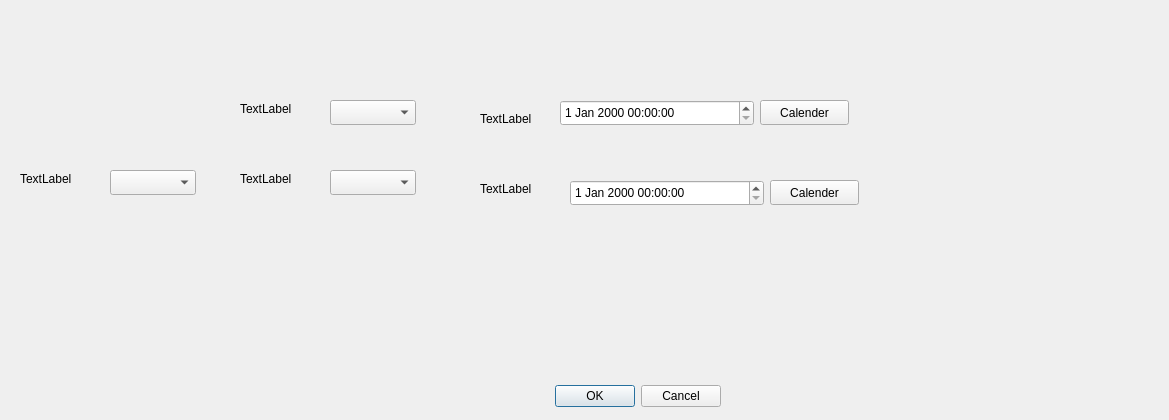
Old version of the form addlease.ui in the repository kieranmckenzie/teamworking_key_management_app.
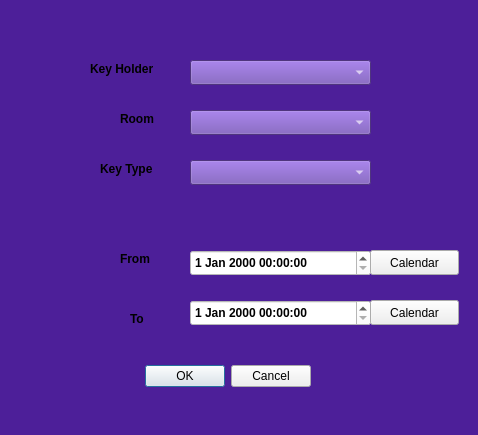
New version of the form.

Patch:
```diff
--- a/addlease.ui
+++ b/addlease.ui
@@ -6,18 +6,42 @@
    <rect>
     <x>0</x>
     <y>0</y>
-    <width>1169</width>
-    <height>420</height>
+    <width>478</width>
+    <height>435</height>
    </rect>
   </property>
   <property name="windowTitle">
-   <string>Dialog</string>
+   <string>Lease Key</string>
+  </property>
+  <property name="styleSheet">
+   <string notr="true">QDialog{
+	background-color: #4D1F99;
+}
+QComboBox{
+	background-color: #6F4AB1;
+	color: #FFFFFF;
+	font-weight: bold;
+}
+QLabel{
+	font-weight: bold;
+}
+QDateTimeEdit{
+	color: #000000;
+	font-weight: bold;
+	background-color: #FFFFFF;
+}
+#cal1, #cal2 {
+	background-color: #6F4AB1;
+	color: #FFFFFF;
+	font-weight: bold;
+    min-width: 80px;
+}</string>
   </property>
   <widget class="QDialogButtonBox" name="buttonBox">
    <property name="geometry">
     <rect>
-     <x>380</x>
-     <y>380</y>
+     <x>-30</x>
+     <y>360</y>
      <width>341</width>
      <height>32</height>
     </rect>
@@ -32,9 +56,9 @@
   <widget class="QComboBox" name="rooms">
    <property name="geometry">
     <rect>
-     <x>330</x>
-     <y>100</y>
-     <width>86</width>
+     <x>190</x>
+     <y>110</y>
+     <width>181</width>
      <height>25</height>
     </rect>
    </property>
@@ -42,9 +66,9 @@
   <widget class="QComboBox" name="keys">
    <property name="geometry">
     <rect>
-     <x>330</x>
-     <y>170</y>
-     <width>86</width>
+     <x>190</x>
+     <y>160</y>
+     <width>181</width>
      <height>25</height>
     </rect>
    </property>
@@ -52,9 +76,9 @@
   <widget class="QComboBox" name="people">
    <property name="geometry">
     <rect>
-     <x>110</x>
-     <y>170</y>
-     <width>86</width>
+     <x>190</x>
+     <y>60</y>
+     <width>181</width>
      <height>25</height>
     </rect>
    </property>
@@ -62,74 +86,74 @@
   <widget class="QLabel" name="label">
    <property name="geometry">
     <rect>
-     <x>240</x>
-     <y>100</y>
+     <x>120</x>
+     <y>110</y>
      <width>67</width>
      <height>17</height>
     </rect>
    </property>
    <property name="text">
-    <string>TextLabel</string>
+    <string>Room</string>
    </property>
   </widget>
   <widget class="QLabel" name="label_2">
    <property name="geometry">
     <rect>
-     <x>240</x>
-     <y>170</y>
+     <x>100</x>
+     <y>160</y>
      <width>67</width>
      <height>17</height>
     </rect>
    </property>
    <property name="text">
-    <string>TextLabel</string>
+    <string>Key Type</string>
    </property>
   </widget>
   <widget class="QLabel" name="label_3">
    <property name="geometry">
     <rect>
-     <x>20</x>
-     <y>170</y>
-     <width>67</width>
+     <x>90</x>
+     <y>60</y>
+     <width>71</width>
      <height>17</height>
     </rect>
    </property>
    <property name="text">
-    <string>TextLabel</string>
+    <string>Key Holder</string>
    </property>
   </widget>
   <widget class="QLabel" name="label_4">
    <property name="geometry">
     <rect>
-     <x>480</x>
-     <y>180</y>
+     <x>130</x>
+     <y>310</y>
      <width>67</width>
      <height>17</height>
     </rect>
    </property>
    <property name="text">
-    <string>TextLabel</string>
+    <string>To</string>
    </property>
   </widget>
   <widget class="QLabel" name="label_5">
    <property name="geometry">
     <rect>
-     <x>480</x>
-     <y>110</y>
+     <x>120</x>
+     <y>250</y>
      <width>67</width>
      <height>17</height>
     </rect>
    </property>
    <property name="text">
-    <string>TextLabel</string>
+    <string>From</string>
    </property>
   </widget>
   <widget class="QDateTimeEdit" name="to">
    <property name="geometry">
     <rect>
-     <x>570</x>
-     <y>180</y>
-     <width>194</width>
+     <x>190</x>
+     <y>300</y>
+     <width>181</width>
      <height>26</height>
     </rect>
    </property>
@@ -137,9 +161,9 @@
   <widget class="QDateTimeEdit" name="from">
    <property name="geometry">
     <rect>
-     <x>560</x>
-     <y>100</y>
-     <width>194</width>
+     <x>190</x>
+     <y>250</y>
+     <width>181</width>
      <height>26</height>
     </rect>
    </property>
@@ -147,27 +171,27 @@
   <widget class="QPushButton" name="cal_1">
    <property name="geometry">
     <rect>
-     <x>760</x>
-     <y>100</y>
+     <x>370</x>
+     <y>250</y>
      <width>89</width>
      <height>25</height>
     </rect>
    </property>
    <property name="text">
-    <string>Calender</string>
+    <string>Calendar</string>
    </property>
   </widget>
   <widget class="QPushButton" name="cal_2">
    <property name="geometry">
     <rect>
-     <x>770</x>
-     <y>180</y>
+     <x>370</x>
+     <y>300</y>
      <width>89</width>
      <height>25</height>
     </rect>
    </property>
    <property name="text">
-    <string>Calender</string>
+    <string>Calendar</string>
    </property>
   </widget>
  </widget>
```
